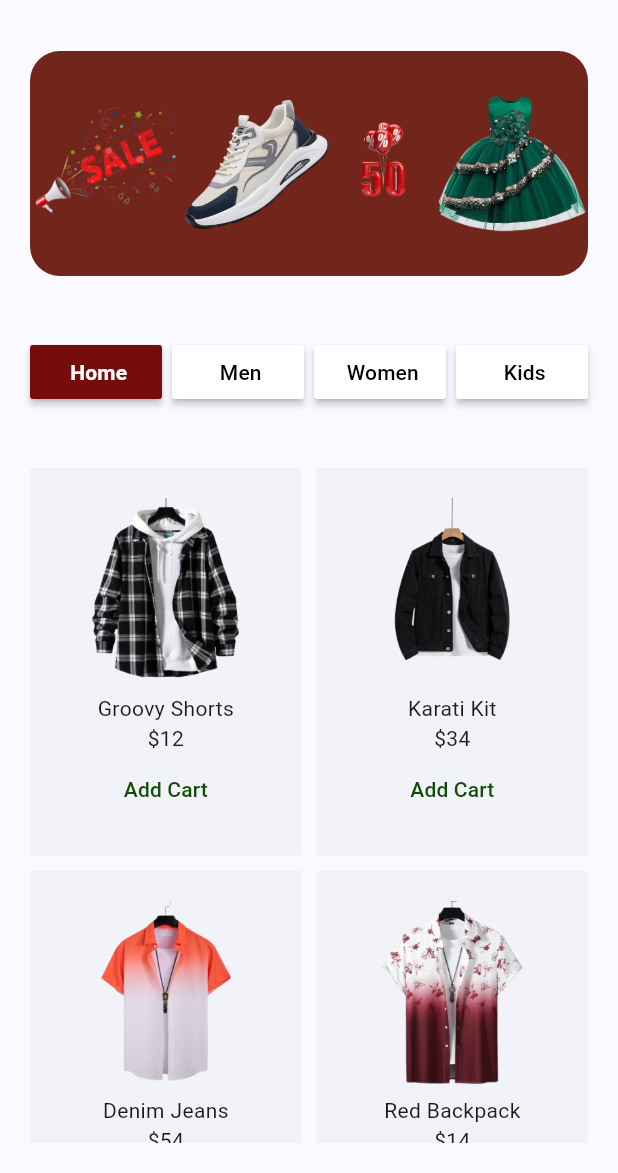
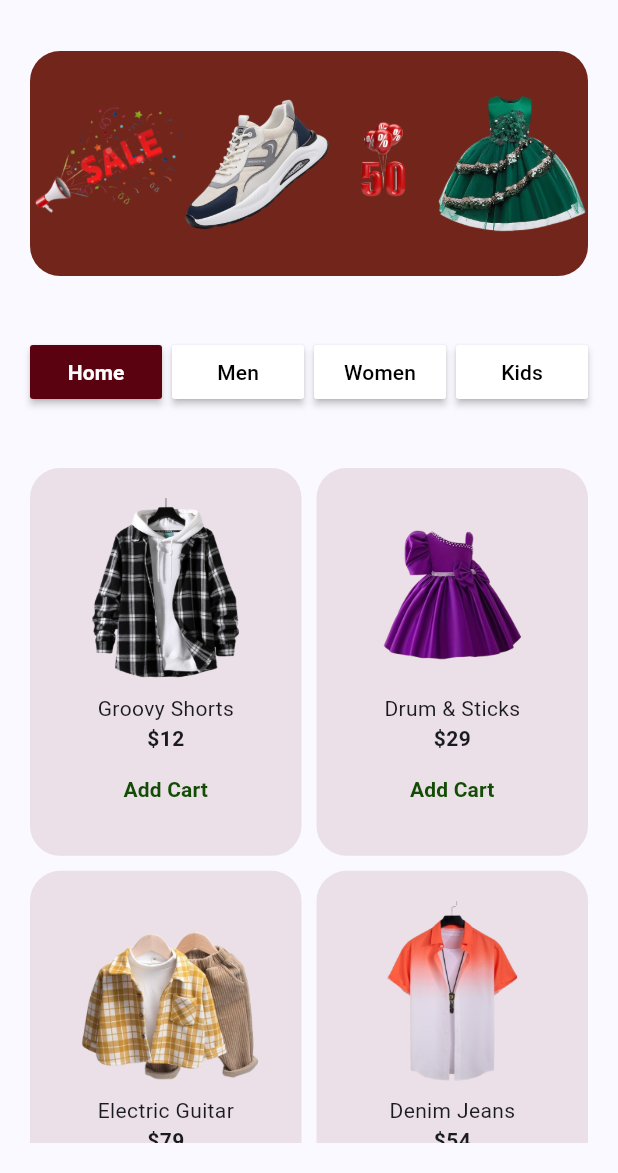
Before and after one commit to AbdirahmanAfrah/Beeciye-App, a Flutter app: the screen it shows after launch, on a phone screen of 412 x 824 dp, the part 63-1236 px from its top. Run offline on Flutter 3.47's test engine with Material 3 defaults, Android fonts, the phone set to English and light mode, and no system bars; our stand-ins replace flutter_riverpod, riverpod_annotation; generated files the repository leaves out were written again.

Commit message:
adding kidis pictures

```diff
--- a/lib/Widgets/choosetype.dart
+++ b/lib/Widgets/choosetype.dart
@@ -1,13 +1,24 @@
 import 'package:flutter/material.dart';
 
 class Chosetypscreen extends StatefulWidget {
-  const Chosetypscreen({super.key});
+  final Function(String) onMenuSelected;
+
+  const Chosetypscreen({super.key, required this.onMenuSelected});
 
   @override
   State<Chosetypscreen> createState() => _ChosetypscreenState();
 }
 
 class _ChosetypscreenState extends State<Chosetypscreen> {
+  String selectedButton = "Home"; // Default selected button
+
+  void selectButton(String buttonName) {
+    setState(() {
+      selectedButton = buttonName; // Update the selected button
+    });
+    widget.onMenuSelected(buttonName); // Notify parent about the selection
+  }
+
   @override
   Widget build(BuildContext context) {
     return Container(
@@ -16,33 +27,40 @@ class _ChosetypscreenState extends State<Chosetypscreen> {
         mainAxisAlignment: MainAxisAlignment.spaceBetween,
         children: [
           MaterialButton(
-              color: const Color.fromARGB(255, 117, 13, 13),
-              textColor: Colors.white,
-              onPressed: () {},
-              child: const Text(
-                " Home",
-                style: TextStyle(
-                  fontWeight: FontWeight.bold,
-                ),
-              )),
-          MaterialButton(
-            color: Colors.white,
-            textColor: Colors.black,
-            onPressed: () {},
-            child: const Text(" Men"),
+            color: selectedButton == "Home"
+                ? Color.fromARGB(255, 91, 2, 17) // Selected button color
+                : Colors.white, // Default color
+            textColor: selectedButton == "Home" ? Colors.white : Colors.black,
+            onPressed: () => selectButton("Home"),
+            child: const Text(
+              "Home",
+              style: TextStyle(fontWeight: FontWeight.bold),
+            ),
           ),
           MaterialButton(
-            color: Colors.white,
-            textColor: Colors.black,
-            onPressed: () {},
-            child: const Text(" Women"),
+            color: selectedButton == "Men"
+                ? Color.fromARGB(255, 91, 2, 17)
+                : Colors.white,
+            textColor: selectedButton == "Men" ? Colors.white : Colors.black,
+            onPressed: () => selectButton("Men"),
+            child: const Text("Men"),
           ),
           MaterialButton(
-            color: Colors.white,
-            textColor: Colors.black,
-            onPressed: () {},
-            child: const Text(" Kids"),
-          )
+            color: selectedButton == "Women"
+                ? Color.fromARGB(255, 91, 2, 17)
+                : Colors.white,
+            textColor: selectedButton == "Women" ? Colors.white : Colors.black,
+            onPressed: () => selectButton("Women"),
+            child: const Text("Women"),
+          ),
+          MaterialButton(
+            color: selectedButton == "Kids"
+                ? Color.fromARGB(255, 91, 2, 17)
+                : Colors.white,
+            textColor: selectedButton == "Kids" ? Colors.white : Colors.black,
+            onPressed: () => selectButton("Kids"),
+            child: const Text("Kids"),
+          ),
         ],
       ),
     );
--- a/lib/main.dart
+++ b/lib/main.dart
@@ -18,7 +18,7 @@ class MyApp extends StatelessWidget {
       theme: ThemeData(
         colorScheme: ColorScheme.fromSeed(seedColor: Colors.blueAccent),
       ),
-      home: const HomeScreen(),
+      home: const Homescreen(),
     );
   }
 }
--- a/lib/providers/cart_provider.dart
+++ b/lib/providers/cart_provider.dart
@@ -1,5 +1,6 @@
 import 'package:riverpod_annotation/riverpod_annotation.dart';
 import 'package:riverpod_files/models/product.dart';
+import 'package:riverpod_files/providers/products_provider.dart';
 
 part 'cart_provider.g.dart';
 
@@ -7,7 +8,6 @@ part 'cart_provider.g.dart';
 
 @riverpod
 class CartNotifier extends _$CartNotifier {
-
   @override
   Set<Product> build() {
     return {};
@@ -24,7 +24,6 @@ class CartNotifier extends _$CartNotifier {
       state = state.where((p) => p.id != product.id).toSet();
     }
   }
-
 }
 
 // Dependent provider
--- a/lib/providers/products_provider.dart
+++ b/lib/providers/products_provider.dart
@@ -10,35 +10,55 @@ const List<Product> allProducts = [
       price: 12,
       image: 'assets/products/shirt1.png'),
   Product(
-      id: '2',
-      title: 'Karati Kit',
-      price: 34,
-      image: 'assets/products/shirt2.png'),
+      id: '5',
+      title: 'Drum & Sticks',
+      price: 29,
+      image: 'assets/products/top1.png'),
+  Product(
+      id: '9',
+      title: 'Electric Guitar',
+      price: 79,
+      image: 'assets/products/kids1.png'),
   Product(
       id: '3',
       title: 'Denim Jeans',
       price: 54,
       image: 'assets/products/shirt3.png'),
   Product(
+      id: '6',
+      title: 'Blue Suitcase',
+      price: 44,
+      image: 'assets/products/top2.png'),
+  Product(
+      id: '2',
+      title: 'Karati Kit',
+      price: 34,
+      image: 'assets/products/shirt2.png'),
+  Product(
+      id: '12',
+      title: 'Electric Guitar',
+      price: 79,
+      image: 'assets/products/kids4.png'),
+  Product(
+      id: '7',
+      title: 'Roller Skates',
+      price: 52,
+      image: 'assets/products/top3.png'),
+  Product(
       id: '4',
       title: 'Red Backpack',
       price: 14,
       image: 'assets/products/shirt4.png'),
   Product(
-      id: '5',
-      title: 'Drum & Sticks',
-      price: 29,
-      image: 'assets/products/top1.png'),
+      id: '10',
+      title: 'Electric Guitar',
+      price: 79,
+      image: 'assets/products/kids2.png'),
   Product(
-      id: '6',
-      title: 'Blue Suitcase',
-      price: 44,
-      image: 'assets/products/top2.png'),
-  Product(
-      id: '7',
-      title: 'Roller Skates',
-      price: 52,
-      image: 'assets/products/top3.png'),
+      id: '11',
+      title: 'Electric Guitar',
+      price: 79,
+      image: 'assets/products/kids3.png'),
   Product(
       id: '8',
       title: 'Electric Guitar',
@@ -54,6 +74,13 @@ List<Product> products(ref) {
 }
 
 @riverpod
+List<Product> menShirtsProducts(ref) {
+  return allProducts
+      .where((p) => p.image.contains('shirt')) // Filter by image name pattern
+      .toList();
+}
+
+@riverpod
 List<Product> reducedProducts(ref) {
   return allProducts.where((p) => p.price < 50).toList();
 }
--- /dev/null
+++ b/lib/screens/defultscreen.dart
@@ -0,0 +1,66 @@
+import 'package:flutter/material.dart';
+import 'package:flutter_riverpod/flutter_riverpod.dart';
+import 'package:riverpod_files/providers/cart_provider.dart';
+import 'package:riverpod_files/providers/products_provider.dart';
+
+class DefualtScreen extends ConsumerWidget {
+  const DefualtScreen({super.key});
+
+  @override
+  Widget build(BuildContext context, WidgetRef ref) {
+    final allProducts = ref.watch(productsProvider);
+    final cartProducts = ref.watch(cartNotifierProvider);
+    return Padding(
+        padding: const EdgeInsets.all(20),
+        child: GridView.builder(
+          itemCount: allProducts.length,
+          gridDelegate: const SliverGridDelegateWithFixedCrossAxisCount(
+            crossAxisCount: 2,
+            mainAxisSpacing: 10,
+            crossAxisSpacing: 10,
+            childAspectRatio: 0.7,
+          ),
+          itemBuilder: (context, index) {
+            return Container(
+                padding: const EdgeInsets.all(20),
+                decoration: BoxDecoration(
+                    color: Color.fromARGB(255, 111, 2, 28).withOpacity(0.1),
+                    borderRadius: BorderRadius.circular(20)),
+                child: Column(children: [
+                  Image.asset(allProducts[index].image,
+                      width: 130, height: 130),
+                  Text(allProducts[index].title),
+                  Text(
+                    '\$${allProducts[index].price}',
+                    style: TextStyle(fontWeight: FontWeight.bold),
+                  ),
+                  if (cartProducts.contains(allProducts[index]))
+                    TextButton(
+                      onPressed: () {
+                        ref
+                            .read(cartNotifierProvider.notifier)
+                            .removeProduct(allProducts[index]);
+                      },
+                      child: const Text(
+                        'Remove',
+                        style: TextStyle(
+                            color: Colors.red, fontWeight: FontWeight.bold),
+                      ),
+                    ),
+                  if (!cartProducts.contains(allProducts[index]))
+                    TextButton(
+                      onPressed: () {
+                        ref
+                            .read(cartNotifierProvider.notifier)
+                            .addProduct(allProducts[index]);
+                      },
+                      child: const Text('Add Cart',
+                          style: TextStyle(
+                              color: Color.fromARGB(255, 18, 76, 5),
+                              fontWeight: FontWeight.bold)),
+                    ),
+                ]));
+          },
+        ));
+  }
+}
--- a/lib/screens/home/home_screen.dart
+++ b/lib/screens/home/home_screen.dart
@@ -1,18 +1,35 @@
 import 'package:flutter/material.dart';
-import 'package:flutter/widgets.dart';
-import 'package:flutter_riverpod/flutter_riverpod.dart';
 import 'package:riverpod_files/Widgets/choosetype.dart';
-import 'package:riverpod_files/providers/cart_provider.dart';
-import 'package:riverpod_files/providers/products_provider.dart';
+import 'package:riverpod_files/screens/defultscreen.dart';
+import 'package:riverpod_files/screens/menCart/MenCarScreen.dart';
 import 'package:riverpod_files/shared/cart_icon.dart';
 
-class HomeScreen extends ConsumerWidget {
-  const HomeScreen({super.key});
+class Homescreen extends StatefulWidget {
+  const Homescreen({super.key});
 
   @override
-  Widget build(BuildContext context, WidgetRef ref) {
-    final allProducts = ref.watch(productsProvider);
-    final cartProducts = ref.watch(cartNotifierProvider);
+  State<Homescreen> createState() => _HomescreenState();
+}
+
+class _HomescreenState extends State<Homescreen> {
+  String activeScreen = "Home";
+
+  void switchScreen(String screen) {
+    setState(() {
+      activeScreen = screen;
+    });
+  }
+
+  @override
+  Widget build(BuildContext context) {
+    Widget currentScreen;
+    if (activeScreen == 'Home') {
+      currentScreen = const DefualtScreen();
+    } else if (activeScreen == 'Men') {
+      currentScreen = const MenCarScreen();
+    } else {
+      currentScreen = const Text("Screen not found!");
+    }
 
     return Scaffold(
       appBar: AppBar(
@@ -25,94 +42,28 @@ class HomeScreen extends ConsumerWidget {
             padding: const EdgeInsets.all(20),
             child: Container(
               decoration: BoxDecoration(
-                  color: Color.fromARGB(255, 113, 37, 27),
-                  borderRadius: BorderRadius.circular(20)),
-              // Example color for the banner
-              height: 150, // Set a fixed height for the banner
+                color: const Color.fromARGB(255, 113, 37, 27),
+                borderRadius: BorderRadius.circular(20),
+              ),
+              height: 150,
               child: Row(
                 mainAxisAlignment: MainAxisAlignment.center,
                 children: [
-                  Image.asset(
-                    "assets/products/sale.png",
-                    width: 100,
-                    height: 100,
-                  ),
-                  Image.asset(
-                    "assets/products/leg.png",
-                    width: 100,
-                    height: 100,
-                  ),
-                  Image.asset(
-                    "assets/products/dis.png",
-                    width: 70,
-                    height: 70,
-                  ),
-                  Image.asset(
-                    "assets/products/top5.png",
-                    width: 100,
-                    height: 100,
-                  ),
-
-                  // Text(
-                  //   'Stay home we deliver\nAnywhere... Anytime!',
-                  //   style: TextStyle(fontSize: 16, fontWeight: FontWeight.bold),
-                  //   textAlign: TextAlign.center,
-                  // ),
-                  // const SizedBox(width: 20),
-                  // Icon(Icons.local_shipping, size: 50),
+                  Image.asset("assets/products/sale.png",
+                      width: 100, height: 100),
+                  Image.asset("assets/products/leg.png",
+                      width: 100, height: 100),
+                  Image.asset("assets/products/dis.png", width: 70, height: 70),
+                  Image.asset("assets/products/top5.png",
+                      width: 100, height: 100),
                 ],
               ),
             ),
           ),
-          Chosetypscreen(),
-          Expanded(
-            child: Padding(
-              padding: const EdgeInsets.all(20),
-              child: GridView.builder(
-                itemCount: allProducts.length,
-                gridDelegate: const SliverGridDelegateWithFixedCrossAxisCount(
-                  crossAxisCount: 2,
-                  mainAxisSpacing: 10,
-                  crossAxisSpacing: 10,
-                  childAspectRatio: 0.7,
-                ),
-                itemBuilder: (context, index) {
-                  return Container(
-                      padding: const EdgeInsets.all(20),
-                      color: Colors.blueGrey.withOpacity(0.05),
-                      child: Column(children: [
-                        Image.asset(allProducts[index].image,
-                            width: 130, height: 130),
-                        Text(allProducts[index].title),
-                        Text('\$${allProducts[index].price}'),
-                        if (cartProducts.contains(allProducts[index]))
-                          TextButton(
-                            onPressed: () {
-                              ref
-                                  .read(cartNotifierProvider.notifier)
-                                  .removeProduct(allProducts[index]);
-                            },
-                            child: const Text(
-                              'Remove',
-                              style: TextStyle(color: Colors.red),
-                            ),
-                          ),
-                        if (!cartProducts.contains(allProducts[index]))
-                          TextButton(
-                            onPressed: () {
-                              ref
-                                  .read(cartNotifierProvider.notifier)
-                                  .addProduct(allProducts[index]);
-                            },
-                            child: const Text('Add Cart',
-                                style: TextStyle(
-                                    color: Color.fromARGB(255, 18, 76, 5))),
-                          ),
-                      ]));
-                },
-              ),
-            ),
+          Chosetypscreen(
+            onMenuSelected: switchScreen,
           ),
+          Expanded(child: currentScreen),
         ],
       ),
     );
```
Also changed, not shown: lib/screens/menCart/MenCarScreen.dart (added, +76 -0 lines), assets/products/kids1.png (added), assets/products/kids2.png (added), assets/products/kids3.png (added), assets/products/kids4.png (added), lib/providers/products_provider.g.dart.
